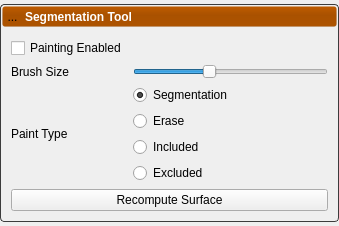
Qt form Studio/Data/SegmentationToolPanel.ui (SCIInstitute/ShapeWorks) before a commit.
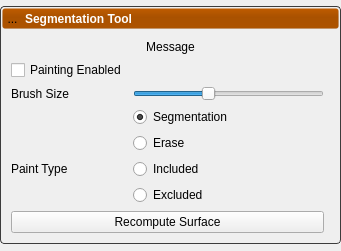
The same form after that commit. Icons and pictures are not drawn. Custom widgets are drawn as their Qt base class.

Commit message: Fix crash with segmentation tools when no images are loaded Show message and disable tools when images are not present in project.

```diff
--- a/Studio/Data/SegmentationToolPanel.ui
+++ b/Studio/Data/SegmentationToolPanel.ui
@@ -6,8 +6,8 @@
    <rect>
     <x>0</x>
     <y>0</y>
-    <width>339</width>
-    <height>226</height>
+    <width>341</width>
+    <height>251</height>
    </rect>
   </property>
   <property name="sizePolicy">
@@ -204,40 +204,37 @@
       <item>
        <widget class="QWidget" name="content" native="true">
         <layout class="QGridLayout" name="gridLayout">
-         <item row="5" column="1">
-          <widget class="QRadioButton" name="excluded_mode_">
+         <item row="0" column="0" colspan="2">
+          <widget class="QLabel" name="message">
            <property name="text">
-            <string>Excluded</string>
+            <string>Message</string>
            </property>
-           <property name="checked">
-            <bool>false</bool>
+           <property name="alignment">
+            <set>Qt::AlignCenter</set>
            </property>
           </widget>
          </item>
          <item row="1" column="0">
-          <widget class="QLabel" name="label_6">
-           <property name="text">
-            <string>Brush Size</string>
+          <widget class="QWidget" name="tools" native="true">
+           <property name="minimumSize">
+            <size>
+             <width>50</width>
+             <height>50</height>
+            </size>
            </property>
-          </widget>
-         </item>
-         <item row="3" column="1">
-          <widget class="QRadioButton" name="erase_mode_">
-           <property name="text">
-            <string>Erase</string>
-           </property>
-           <property name="checked">
-            <bool>false</bool>
-           </property>
-          </widget>
-         </item>
-         <item row="0" column="0">
-          <widget class="QCheckBox" name="painting_active_">
-           <property name="text">
-            <string>Painting Enabled</string>
-           </property>
-          </widget>
-         </item>
+           <layout class="QGridLayout" name="gridLayout_2">
+            <property name="leftMargin">
+             <number>0</number>
+            </property>
+            <property name="topMargin">
+             <number>0</number>
+            </property>
+            <property name="rightMargin">
+             <number>0</number>
+            </property>
+            <property name="bottomMargin">
+             <number>0</number>
+            </property>
          <item row="4" column="1">
           <widget class="QRadioButton" name="included_mode_">
            <property name="text">
@@ -248,14 +245,17 @@
            </property>
           </widget>
          </item>
-         <item row="2" column="0" rowspan="4">
-          <widget class="QLabel" name="label_7">
+            <item row="2" column="1">
+             <widget class="QRadioButton" name="segmentation_mode_">
            <property name="text">
-            <string>Paint Type</string>
+               <string>Segmentation</string>
+              </property>
+              <property name="checked">
+               <bool>true</bool>
            </property>
           </widget>
          </item>
-         <item row="1" column="1" colspan="3">
+            <item row="1" column="1">
           <widget class="CustomSlider" name="brush_size_">
            <property name="minimum">
             <number>5</number>
@@ -271,21 +271,55 @@
            </property>
           </widget>
          </item>
-         <item row="2" column="1">
-          <widget class="QRadioButton" name="segmentation_mode_">
+            <item row="1" column="0">
+             <widget class="QLabel" name="label_6">
            <property name="text">
-            <string>Segmentation</string>
-           </property>
+               <string>Brush Size</string>
+              </property>
+             </widget>
+            </item>
+            <item row="3" column="0" rowspan="3">
+             <widget class="QLabel" name="label_7">
+              <property name="text">
+               <string>Paint Type</string>
+              </property>
+             </widget>
+            </item>
+            <item row="3" column="1">
+             <widget class="QRadioButton" name="erase_mode_">
+              <property name="text">
+               <string>Erase</string>
+              </property>
            <property name="checked">
-            <bool>true</bool>
+               <bool>false</bool>
            </property>
           </widget>
          </item>
-         <item row="6" column="0" colspan="4">
+            <item row="5" column="1">
+             <widget class="QRadioButton" name="excluded_mode_">
+              <property name="text">
+               <string>Excluded</string>
+              </property>
+              <property name="checked">
+               <bool>false</bool>
+              </property>
+             </widget>
+            </item>
+            <item row="0" column="0">
+             <widget class="QCheckBox" name="painting_active_">
+              <property name="text">
+               <string>Painting Enabled</string>
+              </property>
+             </widget>
+            </item>
+            <item row="6" column="0" colspan="2">
           <widget class="QPushButton" name="recompute_surface_">
            <property name="text">
             <string>Recompute Surface</string>
            </property>
+             </widget>
+            </item>
+           </layout>
           </widget>
          </item>
         </layout>
```
Lines whose indentation alone changed are shown as unchanged. The commit also changes 3 other files.
